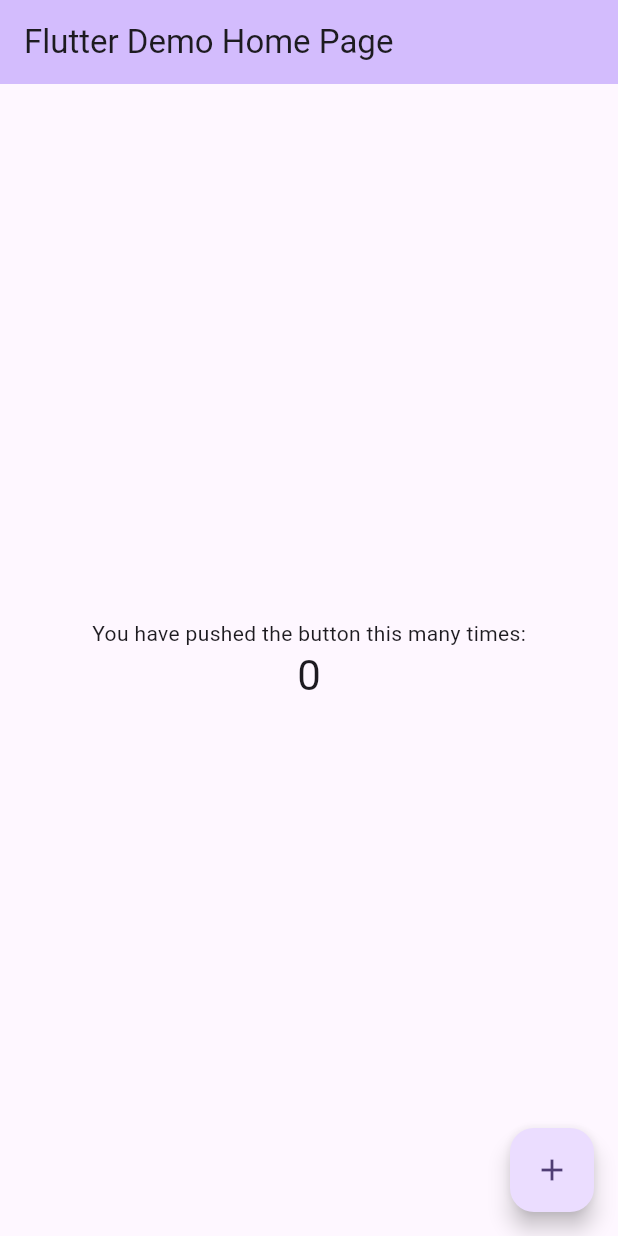
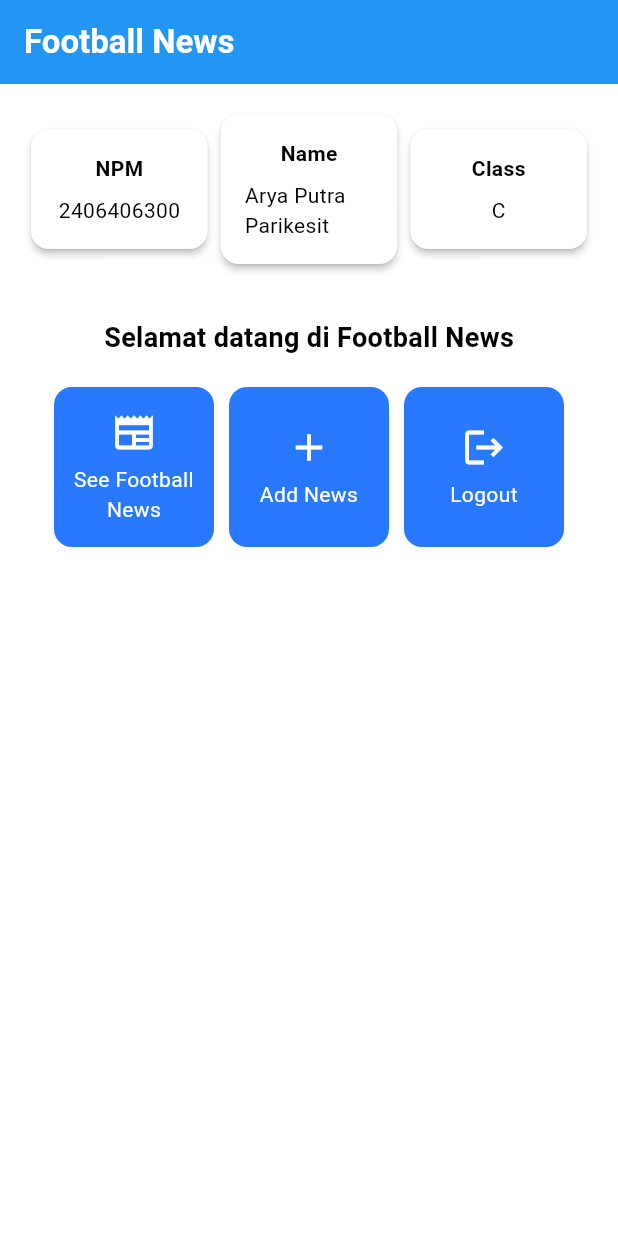
Before and after one commit to arya-putra41/football-news-mobile, a Flutter app: the screen it shows after launch, on a phone screen of 412 x 824 dp. Run offline on Flutter 3.47's test engine with Material 3 defaults, Android fonts, the phone set to English and light mode, and no system bars.

Commit message:
Complete tutorial 1: Introduction to Flutter & Dart

```diff
--- a/lib/main.dart
+++ b/lib/main.dart
@@ -1,3 +1,4 @@
+import 'package:football_news/menu.dart';
 import 'package:flutter/material.dart';
 
 void main() {
@@ -28,95 +29,9 @@ class MyApp extends StatelessWidget {
         //
         // This works for code too, not just values: Most code changes can be
         // tested with just a hot reload.
-        colorScheme: ColorScheme.fromSeed(seedColor: Colors.deepPurple),
+        colorScheme: ColorScheme.fromSwatch(primarySwatch: Colors.blue).copyWith(secondary: Colors.blueAccent[400]),
       ),
-      home: const MyHomePage(title: 'Flutter Demo Home Page'),
+      home: MyHomePage(),
     );
   }
 }
-
-class MyHomePage extends StatefulWidget {
-  const MyHomePage({super.key, required this.title});
-
-  // This widget is the home page of your application. It is stateful, meaning
-  // that it has a State object (defined below) that contains fields that affect
-  // how it looks.
-
-  // This class is the configuration for the state. It holds the values (in this
-  // case the title) provided by the parent (in this case the App widget) and
-  // used by the build method of the State. Fields in a Widget subclass are
-  // always marked "final".
-
-  final String title;
-
-  @override
-  State<MyHomePage> createState() => _MyHomePageState();
-}
-
-class _MyHomePageState extends State<MyHomePage> {
-  int _counter = 0;
-
-  void _incrementCounter() {
-    setState(() {
-      // This call to setState tells the Flutter framework that something has
-      // changed in this State, which causes it to rerun the build method below
-      // so that the display can reflect the updated values. If we changed
-      // _counter without calling setState(), then the build method would not be
-      // called again, and so nothing would appear to happen.
-      _counter++;
-    });
-  }
-
-  @override
-  Widget build(BuildContext context) {
-    // This method is rerun every time setState is called, for instance as done
-    // by the _incrementCounter method above.
-    //
-    // The Flutter framework has been optimized to make rerunning build methods
-    // fast, so that you can just rebuild anything that needs updating rather
-    // than having to individually change instances of widgets.
-    return Scaffold(
-      appBar: AppBar(
-        // TRY THIS: Try changing the color here to a specific color (to
-        // Colors.amber, perhaps?) and trigger a hot reload to see the AppBar
-        // change color while the other colors stay the same.
-        backgroundColor: Theme.of(context).colorScheme.inversePrimary,
-        // Here we take the value from the MyHomePage object that was created by
-        // the App.build method, and use it to set our appbar title.
-        title: Text(widget.title),
-      ),
-      body: Center(
-        // Center is a layout widget. It takes a single child and positions it
-        // in the middle of the parent.
-        child: Column(
-          // Column is also a layout widget. It takes a list of children and
-          // arranges them vertically. By default, it sizes itself to fit its
-          // children horizontally, and tries to be as tall as its parent.
-          //
-          // Column has various properties to control how it sizes itself and
-          // how it positions its children. Here we use mainAxisAlignment to
-          // center the children vertically; the main axis here is the vertical
-          // axis because Columns are vertical (the cross axis would be
-          // horizontal).
-          //
-          // TRY THIS: Invoke "debug painting" (choose the "Toggle Debug Paint"
-          // action in the IDE, or press "p" in the console), to see the
-          // wireframe for each widget.
-          mainAxisAlignment: MainAxisAlignment.center,
-          children: <Widget>[
-            const Text('You have pushed the button this many times:'),
-            Text(
-              '$_counter',
-              style: Theme.of(context).textTheme.headlineMedium,
-            ),
-          ],
-        ),
-      ),
-      floatingActionButton: FloatingActionButton(
-        onPressed: _incrementCounter,
-        tooltip: 'Increment',
-        child: const Icon(Icons.add),
-      ), // This trailing comma makes auto-formatting nicer for build methods.
-    );
-  }
-}
--- /dev/null
+++ b/lib/menu.dart
@@ -0,0 +1,179 @@
+import 'package:flutter/material.dart';
+
+class MyHomePage extends StatelessWidget {
+  MyHomePage({super.key});
+
+  final String nama = "Arya Putra Parikesit";
+  final String npm = "2406406300";
+  final String kelas = "C";
+
+  final List<ItemHomepage> items = [
+    ItemHomepage("See Football News", Icons.newspaper),
+    ItemHomepage("Add News", Icons.add),
+    ItemHomepage("Logout", Icons.logout),
+  ];
+
+  @override
+  Widget build(BuildContext context) {
+    return Scaffold(
+      // AppBar adalah bagian atas halaman yang menampilkan judul.
+      appBar: AppBar(
+        // Judul aplikasi "Football News" dengan teks putih dan tebal.
+        title: const Text(
+          'Football News',
+          style: TextStyle(
+            color: Colors.white,
+            fontWeight: FontWeight.bold,
+          ),
+        ),
+        // Warna latar belakang AppBar diambil dari skema warna tema aplikasi.
+        backgroundColor: Theme.of(context).colorScheme.primary,
+      ),
+      // Body halaman dengan padding di sekelilingnya.
+      body: Padding(
+        padding: const EdgeInsets.all(16.0),
+        // Menyusun widget secara vertikal dalam sebuah kolom.
+        child: Column(
+          crossAxisAlignment: CrossAxisAlignment.center,
+          children: [
+            // Row untuk menampilkan 3 InfoCard secara horizontal.
+            Row(
+              mainAxisAlignment: MainAxisAlignment.spaceEvenly,
+              children: [
+                InfoCard(title: 'NPM', content: npm),
+                InfoCard(title: 'Name', content: nama),
+                InfoCard(title: 'Class', content: kelas),
+              ],
+            ),
+
+            // Memberikan jarak vertikal 16 unit.
+            const SizedBox(height: 16.0),
+
+            // Menempatkan widget berikutnya di tengah halaman.
+            Center(
+              child: Column(
+                // Menyusun teks dan grid item secara vertikal.
+
+                children: [
+                  // Menampilkan teks sambutan dengan gaya tebal dan ukuran 18.
+                  const Padding(
+                    padding: EdgeInsets.only(top: 16.0),
+                    child: Text(
+                      'Selamat datang di Football News',
+                      style: TextStyle(
+                        fontWeight: FontWeight.bold,
+                        fontSize: 18.0,
+                      ),
+                    ),
+                  ),
+
+                  // Grid untuk menampilkan ItemCard dalam bentuk grid 3 kolom.
+                  GridView.count(
+                    primary: true,
+                    padding: const EdgeInsets.all(20),
+                    crossAxisSpacing: 10,
+                    mainAxisSpacing: 10,
+                    crossAxisCount: 3,
+                    // Agar grid menyesuaikan tinggi kontennya.
+                    shrinkWrap: true,
+
+                    // Menampilkan ItemCard untuk setiap item dalam list items.
+                    children: items.map((ItemHomepage item) {
+                      return ItemCard(item);
+                    }).toList(),
+                  ),
+                ],
+              ),
+            ),
+          ],
+        ),
+      ),
+    );
+  }
+}
+
+class InfoCard extends StatelessWidget {
+  final String title;
+  final String content;
+
+  const InfoCard({super.key, required this.title, required this.content});
+
+  @override
+  Widget build(BuildContext context) {
+    return Card(
+      elevation: 2.0,
+      child: Container(
+        width: MediaQuery.of(context).size.width / 3.5,
+        padding: const EdgeInsets.all(16.0),
+        child: Column(
+          children: [
+            Text(title, style: const TextStyle(fontWeight: FontWeight.bold)),
+            const SizedBox(height: 8.0),
+            Text(content)
+          ],
+        ),
+      ),
+    );
+  }
+}
+
+class ItemHomepage {
+ final String name;
+ final IconData icon;
+
+ ItemHomepage(this.name, this.icon);
+}
+
+class ItemCard extends StatelessWidget {
+  // Menampilkan kartu dengan ikon dan nama.
+
+  final ItemHomepage item;
+
+  const ItemCard(this.item, {super.key});
+
+  @override
+  Widget build(BuildContext context) {
+    return Material(
+      // Menentukan warna latar belakang dari tema aplikasi.
+      color: Theme.of(context).colorScheme.secondary,
+      // Membuat sudut kartu melengkung.
+      borderRadius: BorderRadius.circular(12),
+
+      child: InkWell(
+        // Aksi ketika kartu ditekan.
+        onTap: () {
+          // Menampilkan pesan SnackBar saat kartu ditekan.
+          ScaffoldMessenger.of(context)
+            ..hideCurrentSnackBar()
+            ..showSnackBar(
+              SnackBar(content: Text("Kamu telah menekan tombol ${item.name}!"))
+            );
+        },
+        // Container untuk menyimpan Icon dan Text
+        child: Container(
+          padding: const EdgeInsets.all(8),
+          child: Center(
+            child: Column(
+              // Menyusun ikon dan teks di tengah kartu.
+              mainAxisAlignment: MainAxisAlignment.center,
+              children: [
+                Icon(
+                  item.icon,
+                  color: Colors.white,
+                  size: 30.0,
+                ),
+                const Padding(padding: EdgeInsets.all(3)),
+                Text(
+                  item.name,
+                  textAlign: TextAlign.center,
+                  style: const TextStyle(color: Colors.white),
+                ),
+              ],
+            ),
+          ),
+        ),
+      ),
+    );
+  }
+
+}
```
